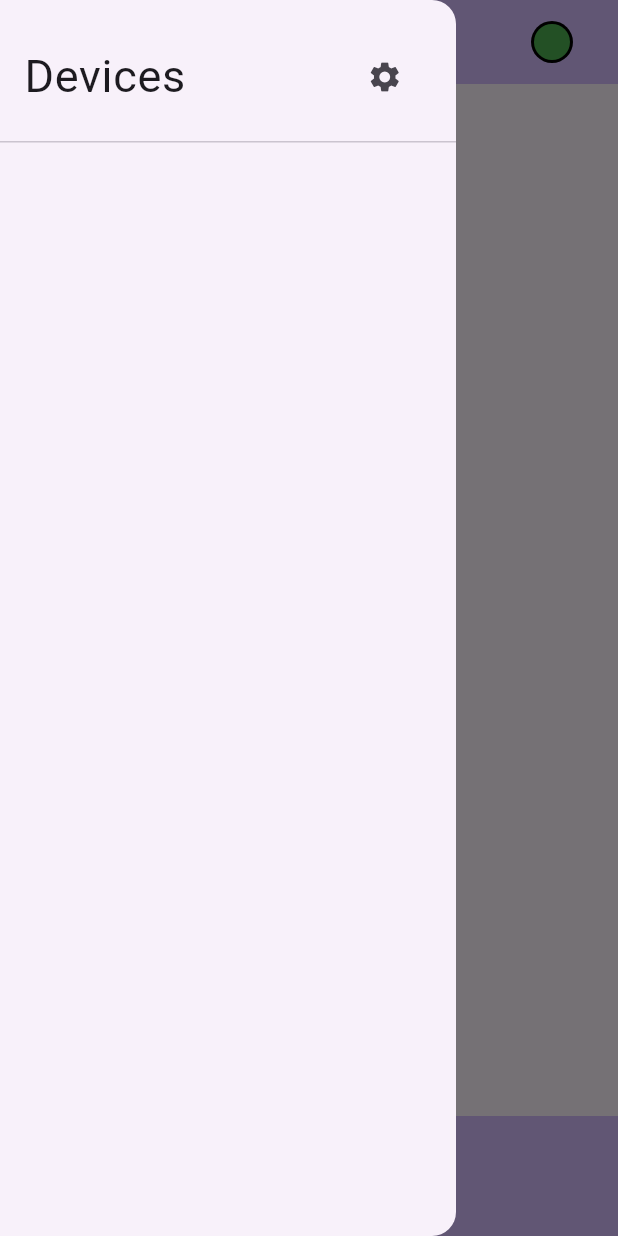
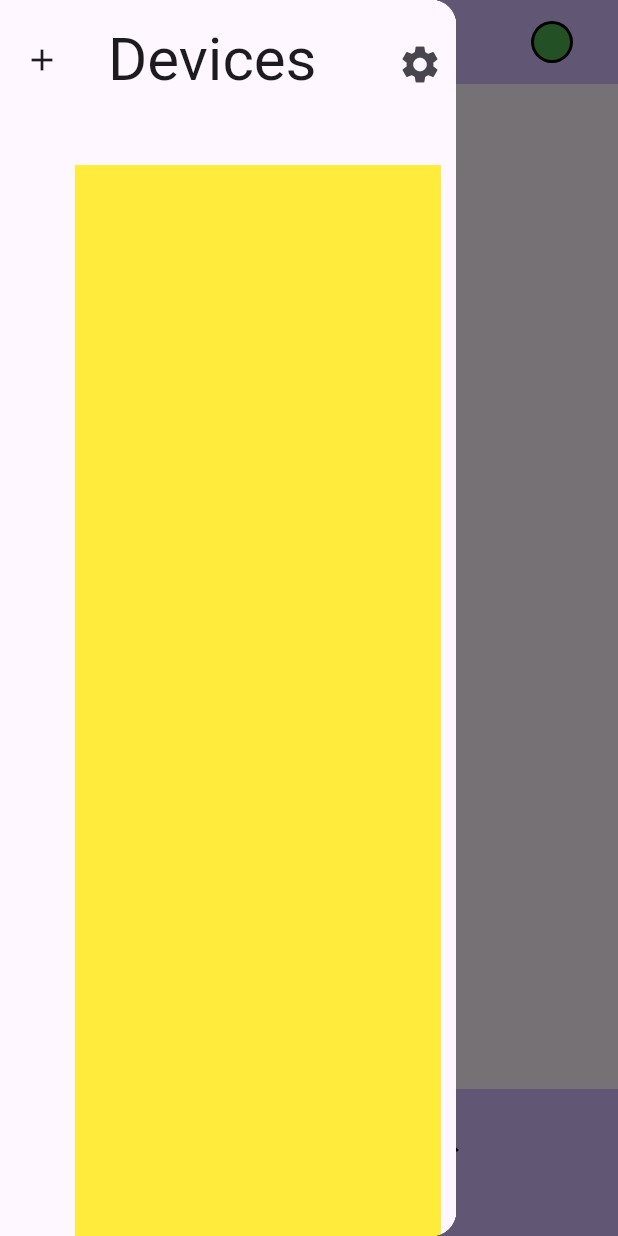
Before and after one commit to sorrowcode/kk-sendir, a Flutter app: the screen it shows after launch, with the side drawer open, on a phone screen of 412 x 824 dp. Run offline on Flutter 3.47's test engine with Material 3 defaults, Android fonts, the phone set to English and light mode, and no system bars; drawn by our look-alikes of google_nav_bar.

```diff
--- a/app/lib/components/custom_drawer.dart
+++ b/app/lib/components/custom_drawer.dart
@@ -1,8 +1,12 @@
+
 import 'package:app/pages/settings.dart';
 import 'package:flutter/material.dart';
 
 class CustomDrawer extends StatefulWidget {
-  const CustomDrawer({super.key});
+  CustomDrawer({super.key});
+
+  final List<Widget> devices = [];
+  //int selectedDevice = 0;
 
   @override
   State<CustomDrawer> createState() => _CustomDrawerState();
@@ -12,34 +16,145 @@ class _CustomDrawerState extends State<CustomDrawer> {
   @override
   Widget build(BuildContext context) {
     return Drawer(
-      child: ListView(
-        children: [
-          SizedBox(
-            height: MediaQuery.of(context).size.height / 8,
-            child: DrawerHeader(
-                child: Row(
-              mainAxisAlignment: MainAxisAlignment.spaceBetween,
-              children: [
-                const Text(
-                  'Devices',
-                  textAlign: TextAlign.center,
-                  style: TextStyle(
-                    fontSize: 30.0,
-                  ),
+      child: Scaffold(
+
+        appBar: PreferredSize(
+
+          preferredSize: const Size.fromHeight(60),
+          child: Container(
+
+            margin: const EdgeInsets.only(top: 20),
+            child: AppBar(
+              leading: IconButton(
+
+                onPressed: () {
+                  setState(() {
+                    widget.devices.add(Device(name: 'Devicesadded', isSelected: true, listIndex: 0,));
+                  });
+                },
+                icon: const Icon(Icons.add),
                 ),
+              title: const Text('Devices', style: TextStyle(fontSize: 40.0),),
+              actions: [
+
                 IconButton(
+                  iconSize: 30,
                   onPressed: () {
-                    Navigator.of(context).push(MaterialPageRoute(
-                      builder: (context) => const Settings(),
-                    ));
+                    setState(() {
+                      Navigator.of(context).push(MaterialPageRoute(
+
+                        builder: (context) => const Settings(),
+                        ));
+                    });
                   },
                   icon: const Icon(Icons.settings),
-                  padding: const EdgeInsets.only(right: 15.0),
-                )
+                  ),
               ],
-            )),
+            ),
           ),
-        ],
+        ),
+        body: Container(
+          color: Colors.yellow,
+          margin: const EdgeInsets.fromLTRB(50, 50, 10, 0),
+          child: ListView.builder(
+                itemCount: widget.devices.length,
+                itemBuilder: (context, index) {
+                  return widget.devices[index];
+                },
+              ),
+        ),
+        ),
+    );
+  }
+}
+
+class Device extends StatefulWidget {
+  Device({
+    super.key,
+    required this.name,
+    required this.listIndex,
+    this.isSelected = false,
+    this.online = false,
+    });
+
+  int listIndex;
+  bool isSelected;
+  final bool online;
+  final String name;
+
+  @override
+  State<Device> createState() => _DeviceState();
+}
+
+/*
+class asdasd extends StatefulWidget {
+  const asdasd({super.key});
+
+  @override
+  State<asdasd> createState() => _asdasdState();
+}
+
+class _asdasdState extends State<asdasd> {
+  @override
+  Widget build(BuildContext context) {
+
+    return ListTile(
+      onTap: () {
+        setState(() {
+          if (widget.isSelected) {
+            widget.isSelected = false;
+          }else {
+            widget.isSelected = true;
+          }
+        });
+      },
+      title: Text(widget.name, style: const TextStyle(fontSize: 20,)),
+      trailing: const Icon(Icons.more_vert),
+    );
+
+  }
+}
+*/
+
+class _DeviceState extends State<Device> {
+  @override
+  Widget build(BuildContext context) {
+    return GestureDetector(
+
+      child: Container(
+        height: 40,
+        color: Colors.amber,
+        child: Row(
+          mainAxisSize: MainAxisSize.max,
+          mainAxisAlignment: MainAxisAlignment.spaceBetween,
+          children: [
+
+            widget.isSelected ? Container(
+              width: 5,
+              height: 20,
+              color: Colors.green,
+
+            ) : Container(),
+
+            Text(widget.name, style: const TextStyle(fontSize: 20,)),
+
+            Visibility(
+              visible: widget.isSelected,
+              child: IconButton(
+                iconSize: 30,
+                onPressed:() {
+                  setState(() {
+                    CustomDrawer customDrawer = CustomDrawer();
+                    customDrawer.devices.removeAt(widget.listIndex);
+                    print(widget);
+                  });
+                },
+                icon: const Icon(Icons.more_vert),
+              ),
+            ),
+
+          ],
+        ),
       ),
     );
   }
--- a/app/lib/components/custom_navigation_bar.dart
+++ b/app/lib/components/custom_navigation_bar.dart
@@ -1,9 +1,18 @@
-import 'package:app/components/tab_manager/tab_manager.dart';
+import 'package:app/components/tab_manager/add_device_tab.dart';
+import 'package:app/components/tab_manager/emitter_tab.dart';
+import 'package:app/components/tab_manager/receiver_tab.dart';
 import 'package:flutter/material.dart';
+import 'package:google_nav_bar/google_nav_bar.dart';
+
 
 class CustomNavigationBar extends StatefulWidget {
-  const CustomNavigationBar({super.key});
+  CustomNavigationBar({super.key});
 
+  final List<Widget> tabs = <Widget> [
+    const AddDevicesTab(),
+    const EmitterTab(),
+    const ReceiverTab(),
+  ];
   @override
   State<CustomNavigationBar> createState() => _CustomNavigationBarState();
 }
@@ -11,19 +20,83 @@ class CustomNavigationBar extends StatefulWidget {
 class _CustomNavigationBarState extends State<CustomNavigationBar> {
   @override
   Widget build(BuildContext context) {
-    void onTabTabbed(int tab) {
-      setState(() {
-        TabManager().index = tab;
-      });
-    }
 
-    ;
+    return Container(
+
+      color: Theme.of(context).colorScheme.inversePrimary,
+      child: Padding(
+
+        padding: const EdgeInsets.symmetric(horizontal: 15.0, vertical: 20),
+        child: GNav(
+
+          selectedIndex: 0,
+          onTabChange: (selectedIndex) {
+
+            return ;
+          },
+          mainAxisAlignment: MainAxisAlignment.spaceEvenly,
+          backgroundColor: Theme.of(context).colorScheme.inversePrimary,
+          tabBackgroundColor: Theme.of(context).colorScheme.primary.withOpacity(0.5),
+          tabBorderRadius: 100,
+          tabActiveBorder: Border.all(color: Theme.of(context).colorScheme.primary, width: 1),
+          padding: const EdgeInsets.all(16),
+          curve: Curves.easeInCirc,
+          haptic: true,
+          gap: 8,
+          tabs: const [
+
+            GButton(
+              icon: Icons.settings_remote,
+              text: 'Emitter',
+            ),
+
+            GButton(
+              icon: Icons.settings_remote_outlined,
+              text: 'Receiver',
+              ),
+          ],
+
+        ),
+      ),
+    );
+
+
+
+
+
+
+
+/*
     return BottomAppBar(
       color: Theme.of(context).colorScheme.inversePrimary,
       shape: const CircularNotchedRectangle(),
-      child: const Row(
+      child: Row(
+        mainAxisAlignment: MainAxisAlignment.spaceEvenly,
+        mainAxisSize: MainAxisSize.max,
+        crossAxisAlignment: CrossAxisAlignment.center,
+        children: [
+          IconButton(
+            onPressed: () {
+              setState(() {
+                TabManager();
+              });
+            },
+            icon: const Icon(Icons.settings_remote),
+          ),
+          SizedBox(
+            width: MediaQuery.of(context).size.width / 10,
+          ),
+          IconButton(
+            onPressed: () {
+              setState(() {
 
+              });
+            },
+            icon: const Icon(Icons.settings_remote_outlined),
+          ),
+        ],
       ),
     );
+    */
   }
 }
--- a/app/lib/components/tab_manager/tab_manager.dart
+++ /dev/null
@@ -1,28 +0,0 @@
-import 'package:flutter/material.dart';
-import 'package:app/components/custom_navigation_bar.dart';
-import 'package:app/components/tab_manager/add_device_tab.dart';
-import 'package:app/components/tab_manager/emitter_tab.dart';
-import 'package:app/components/tab_manager/receiver_tab.dart';
-
-class TabManager extends StatefulWidget {
-  TabManager({super.key});
-  int index = 0;
-
-  @override
-  State<TabManager> createState() => _TabManagerState();
-}
-
-class _TabManagerState extends State<TabManager> {
-  final List<Widget> tabs = [
-    AddDevicesTab(),
-    EmitterTab(),
-    ReceiverTab(),
-  ];
-
-  @override
-  Widget build(BuildContext context) {
-    return Column(
-      children: [tabs[TabManager().index]],
-    );
-  }
-}
--- a/app/lib/pages/home_page.dart
+++ b/app/lib/pages/home_page.dart
@@ -3,7 +3,6 @@
 import 'package:flutter/material.dart';
 import 'package:app/components/custom_drawer.dart';
 import 'package:app/components/custom_navigation_bar.dart';
-import 'package:app/components/tab_manager/tab_manager.dart';
 
 class MyHomePage extends StatefulWidget {
   const MyHomePage({super.key});
@@ -45,13 +44,8 @@ class _MyHomePageState extends State<MyHomePage> {
         ],
       ),
       drawer: CustomDrawer(),
-      body: TabManager(),
       floatingActionButton: FloatingActionButton(
-        onPressed: () {
-          setState(() {
-            TabManager().index = 0;
-          });
-        },
+        onPressed: () {},
         //tooltip: 'Increment',
         shape: CircleBorder(),
         elevation: 2,
--- a/app/pubspec.yaml
+++ b/app/pubspec.yaml
@@ -35,6 +35,7 @@ dependencies:
   # The following adds the Cupertino Icons font to your application.
   # Use with the CupertinoIcons class for iOS style icons.
   cupertino_icons: ^1.0.6
+  google_nav_bar: ^5.0.6
 
 dev_dependencies:
   flutter_test:
```
Also changed, not shown: app/pubspec.lock, 1 other file.
